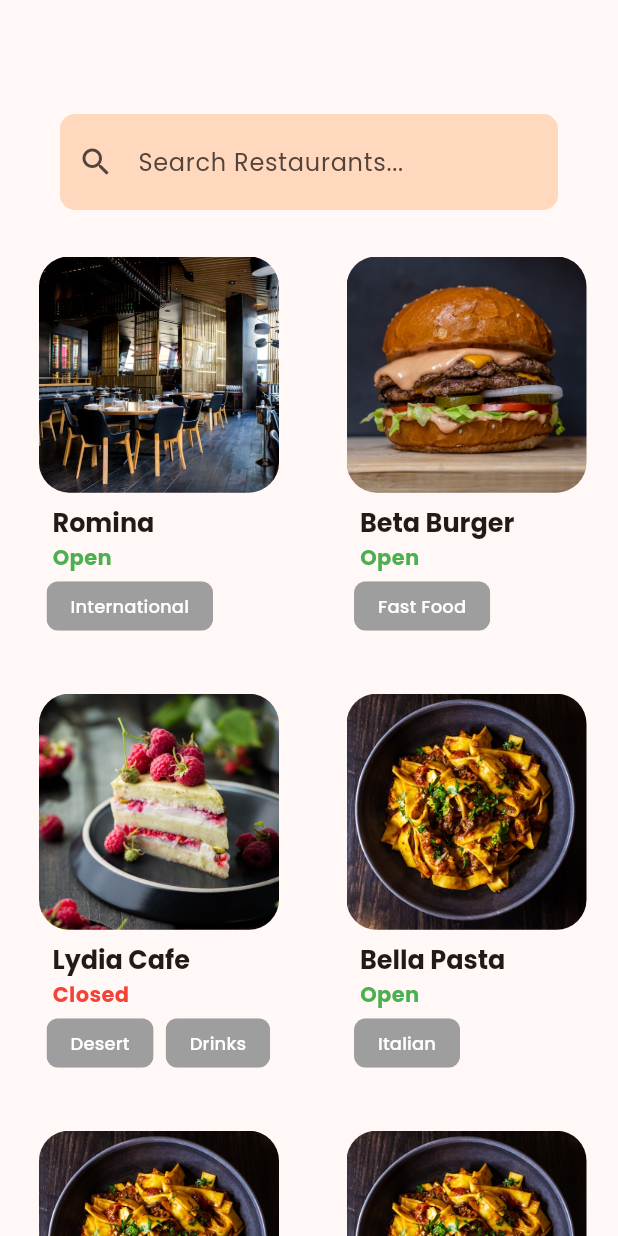
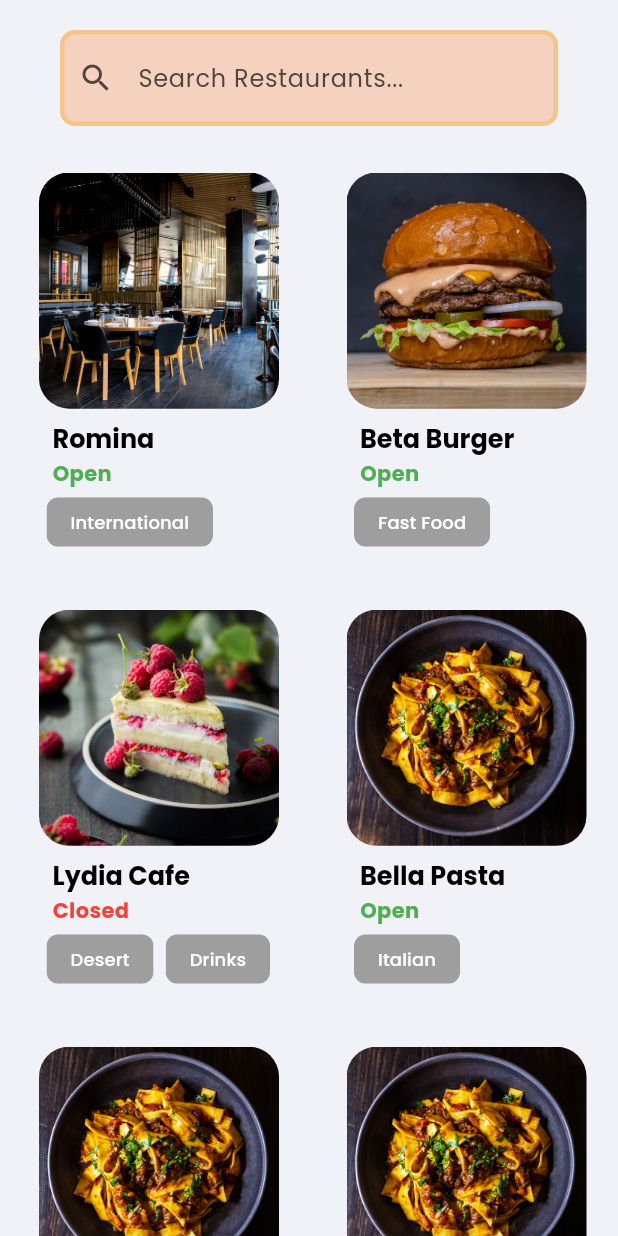
Before and after one commit to SimonDerejeW/flutter-2024-proj, a Flutter app: the screen it shows after launch, on a phone screen of 412 x 824 dp. Run offline on Flutter 3.47's test engine with Material 3 defaults, Android fonts, the phone set to English and light mode, and no system bars; our stand-ins replace google_fonts.

Commit message:
Edited the theme of the app pallete

```diff
--- a/restaurant_review/lib/core/theme/app_pallete.dart
+++ b/restaurant_review/lib/core/theme/app_pallete.dart
@@ -11,4 +11,6 @@ class AppPallete {
   static const Color errorColor = Colors.redAccent;
   static const Color transparentColor = Colors.transparent;
   static const Color blackColor = Colors.black;
+  static const Color greenColor = Colors.green;
+  static const Color redColor = Colors.red;
 }
--- a/restaurant_review/lib/core/theme/theme.dart
+++ b/restaurant_review/lib/core/theme/theme.dart
@@ -1,5 +1,6 @@
 import 'package:flutter/material.dart';
 import 'package:restaurant_review/core/theme/app_pallete.dart';
+import 'package:google_fonts/google_fonts.dart';
 
 class AppTheme {
   static _border([Color color = AppPallete.borderColor]) => OutlineInputBorder(
@@ -11,6 +12,21 @@ class AppTheme {
       );
 
   static final LightThemeMode = ThemeData.light().copyWith(
+      colorScheme: ColorScheme.fromSeed(
+        seedColor: const Color.fromRGBO(254, 107, 0, 0.9),
+        primary: const Color.fromRGBO(254, 107, 0, 0.9),
+        primaryContainer: const Color.fromRGBO(254, 107, 0, 0.23)
+      ),
+      textTheme: GoogleFonts.poppinsTextTheme().copyWith(
+      displayLarge: GoogleFonts.poppins(
+          fontSize: 40,
+          fontWeight: FontWeight.bold
+      ),
+      displayMedium: GoogleFonts.poppins(
+        fontSize: 17,
+        fontWeight: FontWeight.bold
+      ),
+      ),
     scaffoldBackgroundColor: AppPallete.backgroundColor,
     inputDecorationTheme: InputDecorationTheme(
       contentPadding: const EdgeInsets.all(20),
--- a/restaurant_review/lib/main.dart
+++ b/restaurant_review/lib/main.dart
@@ -1,15 +1,9 @@
 
 
 import 'package:flutter/material.dart';
-import '/pages/home_page.dart';
-// import '/pages/modal_form.dart';
-import '/theme/app_theme.dart';
-// import '/widgets/description_chips.dart';
-// import '/widgets/restaurant.dart';
-// import '/widgets/search_widget.dart';
-// import '/widgets/restaurant_home_image.dart';
-// import '/widgets/restaurant_statue_open.dart';
-// import '/widgets/restaurant_status_closed.dart';
+import 'package:restaurant_review/core/theme/theme.dart';
+import 'package:restaurant_review/pages/home_page.dart';
+
 
 void main() {
   runApp(const MyApp());
@@ -21,9 +15,9 @@ class MyApp extends StatelessWidget {
   @override
   Widget build(BuildContext context) {
     return MaterialApp(
-      theme: appTheme,
+      theme: AppTheme.LightThemeMode,
       home: Scaffold(
-        appBar: AppBar(),
+        // appBar: AppBar(),
 
         body: const ReviewHome(),
 
--- a/restaurant_review/lib/theme/app_theme.dart
+++ /dev/null
@@ -1,21 +0,0 @@
-import 'package:flutter/material.dart';
-import 'package:google_fonts/google_fonts.dart';
-
-final ThemeData appTheme = ThemeData(
-  useMaterial3: true,
-  colorScheme: ColorScheme.fromSeed(
-    seedColor: const Color.fromRGBO(254, 107, 0, 0.9),
-    primary: const Color.fromRGBO(254, 107, 0, 0.9),
-    primaryContainer: const Color.fromRGBO(254, 107, 0, 0.23)
-  ),
-  textTheme: GoogleFonts.poppinsTextTheme().copyWith(
-  displayLarge: GoogleFonts.poppins(
-      fontSize: 40,
-      fontWeight: FontWeight.bold
-  ),
-  displayMedium: GoogleFonts.poppins(
-    fontSize: 17,
-    fontWeight: FontWeight.bold
-  ),
-)
-);
--- a/restaurant_review/lib/widgets/description_chips.dart
+++ b/restaurant_review/lib/widgets/description_chips.dart
@@ -1,4 +1,5 @@
 import 'package:flutter/material.dart';
+import 'package:restaurant_review/core/theme/app_pallete.dart';
 class RestaurantChips extends StatelessWidget {
 
   final String labelText;
@@ -16,7 +17,7 @@ class RestaurantChips extends StatelessWidget {
                 fontSize: 12
               ),
             ),
-            backgroundColor: Colors.grey,
+            backgroundColor: AppPallete.greyColor,
             side: BorderSide.none,
           );
   }
--- a/restaurant_review/lib/widgets/restaurant.dart
+++ b/restaurant_review/lib/widgets/restaurant.dart
@@ -36,7 +36,9 @@ class Restaurant extends StatelessWidget {
             padding: const EdgeInsets.only(left: 9),
             child: Text(
               restaurantName,
-              style: Theme.of(context).textTheme.displayMedium
+              style: Theme.of(context).textTheme.displayMedium!.copyWith(
+                color: Colors.black
+              )
             ),
           ),
 
--- a/restaurant_review/lib/widgets/restaurant_statue_open.dart
+++ b/restaurant_review/lib/widgets/restaurant_statue_open.dart
@@ -1,4 +1,5 @@
 import 'package:flutter/material.dart';
+import 'package:restaurant_review/core/theme/app_pallete.dart';
 class RestaurantOpen extends StatelessWidget {
   const RestaurantOpen({super.key});
 
@@ -7,7 +8,7 @@ class RestaurantOpen extends StatelessWidget {
     return const Text(
       "Open",
       style: TextStyle(
-        color: Colors.green,
+        color: AppPallete.greenColor,
         fontWeight: FontWeight.bold,
       )
     );
--- a/restaurant_review/lib/widgets/restaurant_status_closed.dart
+++ b/restaurant_review/lib/widgets/restaurant_status_closed.dart
@@ -1,4 +1,5 @@
 import 'package:flutter/material.dart';
+import 'package:restaurant_review/core/theme/app_pallete.dart';
 class RestaurantClosed extends StatelessWidget {
   const RestaurantClosed({super.key});
 
@@ -7,7 +8,7 @@ class RestaurantClosed extends StatelessWidget {
     return const Text(
       "Closed",
       style: TextStyle(
-        color: Colors.red,
+        color: AppPallete.redColor,
         fontWeight: FontWeight.bold,
       )
     );
```
